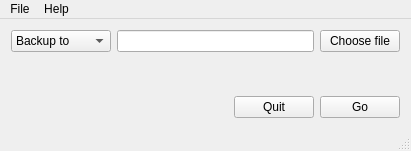
Above: mainwindow.ui from rjhansen/sherpa before the change. Below: the same form after it.
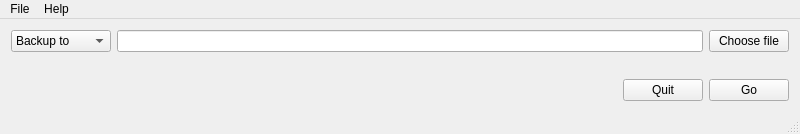
That is the form after the change.

Commit message: Now have a WiX installer file.

The edit to the form file:
```diff
--- a/mainwindow.ui
+++ b/mainwindow.ui
@@ -6,8 +6,8 @@
    <rect>
     <x>0</x>
     <y>0</y>
-    <width>411</width>
-    <height>151</height>
+    <width>800</width>
+    <height>134</height>
    </rect>
   </property>
   <property name="windowTitle">
@@ -110,8 +110,8 @@
     <rect>
      <x>0</x>
      <y>0</y>
-     <width>411</width>
-     <height>19</height>
+     <width>800</width>
+     <height>17</height>
     </rect>
    </property>
    <widget class="QMenu" name="menuHelp">
```
The commit also changes 1 other file.
